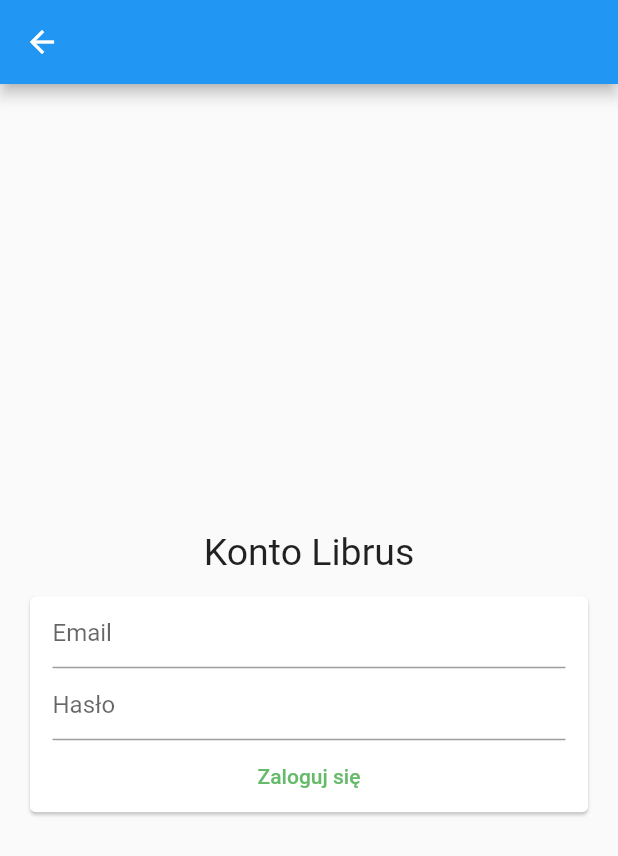
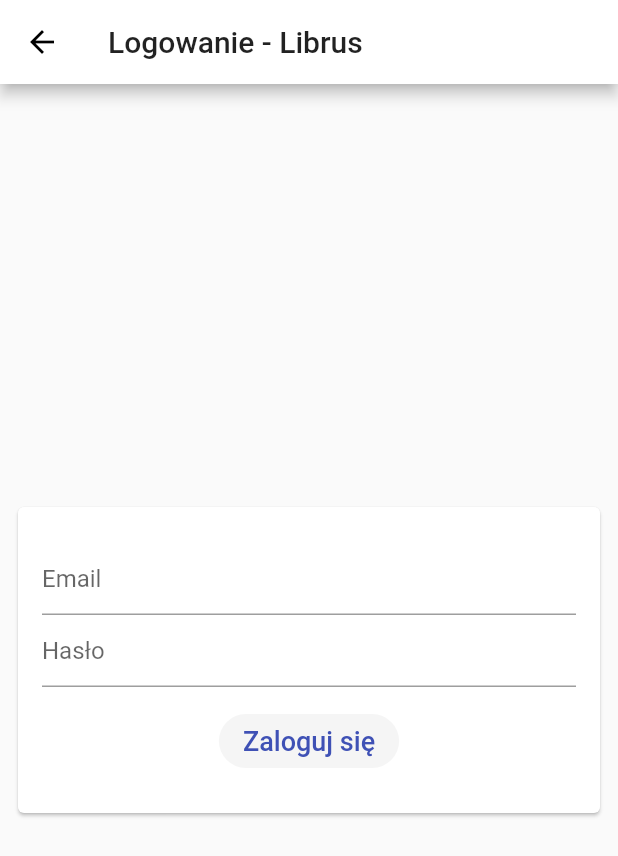
Before and after one commit to xdk78/schools, a Flutter app: the screen it shows after launch, after a tap on "Konto Librus", on a phone screen of 412 x 824 dp. Shown: the top 856 px of the screen. Run offline on Flutter 3.47's test engine with Material 2 defaults, Android fonts, the phone set to English and light mode, and no system bars.

Commit message:
feat: re-style screens, minor improvements

```diff
--- a/lib/main.dart
+++ b/lib/main.dart
@@ -8,9 +8,10 @@
   @override
   Widget build(BuildContext context) {
     return MaterialApp(
-      title: 'Flutter Demo',
-      theme: new ThemeData(
-        primarySwatch: Colors.blue,
+      title: 'Schools',
+      theme: ThemeData(
+        primaryColor: Colors.white,
+        accentColor: Colors.indigo,
       ),
       routes: {
         '/': (context) => LoginScreen(),
--- a/lib/ui/login.dart
+++ b/lib/ui/login.dart
@@ -5,32 +5,31 @@
   Widget build(BuildContext context) {
     return Scaffold(
       appBar: AppBar(
-        title: Text('Zaloguj się'),
+        title: Text('Logowanie'),
       ),
       body: Center(
-          child: new Column(mainAxisSize: MainAxisSize.min, children: <Widget>[
-        new Padding(
-            padding: const EdgeInsets.all(15.00),
-            child: new Text('Zaloguj się poprzez',
-                textAlign: TextAlign.center,
-                style: new TextStyle(fontSize: 25.00))),
-        new Card(
-          margin: new EdgeInsets.symmetric(horizontal: 20.0),
-          child: new Column(
+          child: Column(mainAxisSize: MainAxisSize.min, children: <Widget>[
+        Padding(
+            padding: EdgeInsets.all(16.0),
+            child: Text('Zaloguj się poprzez',
+                textAlign: TextAlign.center, style: TextStyle(fontSize: 24.0))),
+        Card(
+          margin: EdgeInsets.symmetric(horizontal: 18.0),
+          child: Column(
             mainAxisSize: MainAxisSize.min,
             children: <Widget>[
-              new ListTile(
+              ListTile(
                 onTap: () {
                   Navigator.pushNamed(context, '/loginlibrus');
                 },
-                leading: const Icon(Icons.school),
-                title: const Text('Konto Librus'),
-                subtitle: const Text('Zaloguj się do systemu Synergia'),
+                leading: Icon(Icons.school),
+                title: Text('Konto Librus'),
+                subtitle: Text('Zaloguj się do systemu Synergia'),
               ),
-              new ListTile(
-                leading: const Icon(Icons.message),
-                title: const Text('Konto Vulcan'),
-                subtitle: const Text('Zaloguj się do systemu UONET+'),
+              ListTile(
+                leading: Icon(Icons.message),
+                title: Text('Konto Vulcan'),
+                subtitle: Text('Zaloguj się do systemu UONET+'),
               ),
             ],
           ),
--- a/lib/ui/login_librus.dart
+++ b/lib/ui/login_librus.dart
@@ -4,30 +4,36 @@
   @override
   Widget build(BuildContext context) {
     return Scaffold(
-      appBar: AppBar(),
+      appBar: AppBar(
+        title: Text('Logowanie - Librus'),
+      ),
       body: Center(
           child: Column(mainAxisSize: MainAxisSize.min, children: [
-        new Padding(
-            padding: const EdgeInsets.symmetric(vertical: 15.00),
-            child: new Text('Konto Librus',
-                textAlign: TextAlign.center,
-                style: new TextStyle(fontSize: 25.00))),
-        new Card(
-            margin: new EdgeInsets.symmetric(horizontal: 20.0),
-            child: new Padding(
-                padding: const EdgeInsets.symmetric(horizontal: 15.00),
+        Card(
+            margin: EdgeInsets.symmetric(horizontal: 12.0),
+            child: Padding(
+                padding: EdgeInsets.symmetric(horizontal: 16.0, vertical: 24.0),
                 child: Column(children: [
-                  new TextField(
+                  TextField(
                     decoration: InputDecoration(hintText: 'Email'),
                   ),
-                  new TextField(
+                  TextField(
                     decoration: InputDecoration(hintText: 'Hasło'),
+                    obscureText: true,
                   ),
-                  new FlatButton(
-                    textColor: Colors.green[400],
-                    child: const Text('Zaloguj się'),
-                    onPressed: () {},
-                  )
+                  Container(
+                      margin: EdgeInsets.only(top: 12.0),
+                      child: FlatButton(
+                        textColor: Theme.of(context).accentColor,
+                        color: Colors.grey[100],
+                        shape: RoundedRectangleBorder(
+                            borderRadius: BorderRadius.circular(24.0)),
+                        child: Text(
+                          'Zaloguj się',
+                          style: TextStyle(fontSize: 18.0),
+                        ),
+                        onPressed: () {},
+                      ))
                 ])))
       ])),
     );
```
Also changed, not shown: lib/redux/app_state.dart (line endings or trailing spaces).
